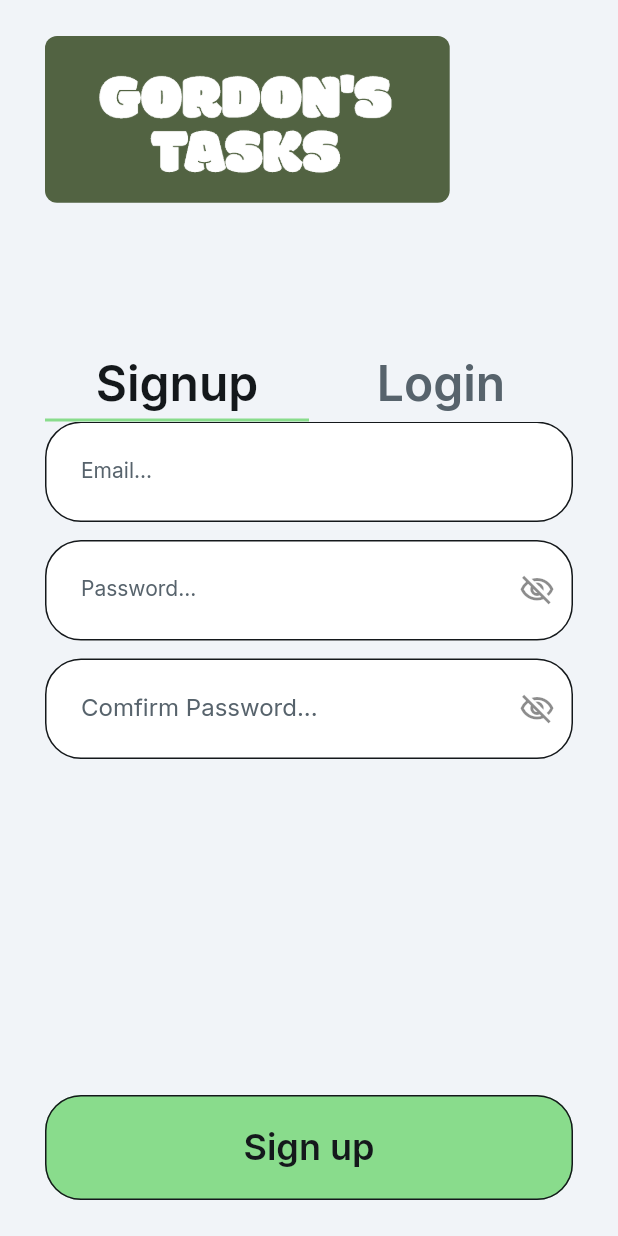
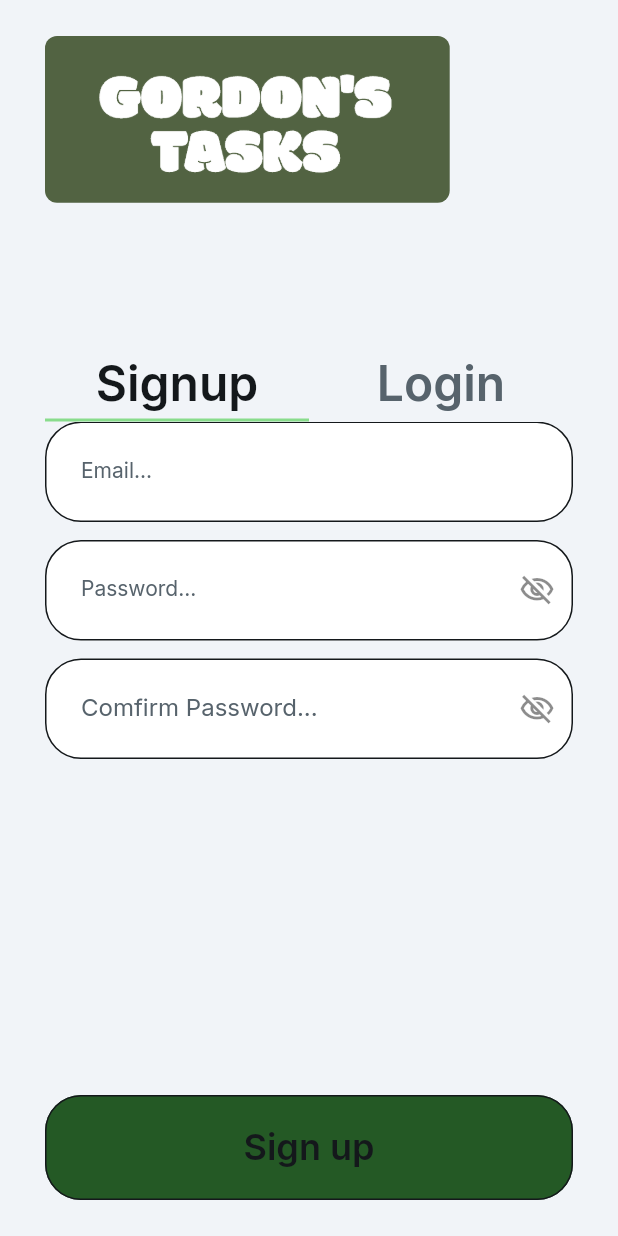
Before and after one commit to Gordon-Kopecky/TodoApp-FlutterFlow, a Flutter app: the screen it shows after launch, on a phone screen of 412 x 824 dp. Run offline on Flutter 3.47's test engine with Material 3 defaults, Android fonts, the light colour scheme and no system bars; drawn by our look-alikes of auto_size_text; our stand-ins replace cloud_firestore, easy_debounce, file_picker, firebase_auth, firebase_core, firebase_storage and 12 more; missing offline and left inert: json_path, mime_type; accounts and stored records are empty.

Commit message:
Changed color of button style

```diff
--- a/lib/components/add_task_widget.dart
+++ b/lib/components/add_task_widget.dart
@@ -315,7 +315,7 @@ class _AddTaskWidgetState extends State<AddTaskWidget> {
                 height: 40.0,
                 padding: EdgeInsetsDirectional.fromSTEB(16.0, 0.0, 16.0, 0.0),
                 iconPadding: EdgeInsetsDirectional.fromSTEB(0.0, 0.0, 0.0, 0.0),
-                color: FlutterFlowTheme.of(context).primary,
+                color: Color(0xFF245925),
                 textStyle: FlutterFlowTheme.of(context).labelMedium.override(
                       font: GoogleFonts.inter(
                         fontWeight:
--- a/lib/details/details_widget.dart
+++ b/lib/details/details_widget.dart
@@ -491,7 +491,7 @@ class _DetailsWidgetState extends State<DetailsWidget> {
                                         16.0, 0.0, 16.0, 0.0),
                                     iconPadding: EdgeInsetsDirectional.fromSTEB(
                                         0.0, 0.0, 0.0, 0.0),
-                                    color: FlutterFlowTheme.of(context).primary,
+                                    color: Color(0xFF245925),
                                     textStyle: FlutterFlowTheme.of(context)
                                         .labelMedium
                                         .override(
--- a/lib/login/login_widget.dart
+++ b/lib/login/login_widget.dart
@@ -1041,7 +1041,7 @@ class _LoginWidgetState extends State<LoginWidget>
                                       16.0, 0.0, 16.0, 0.0),
                                   iconPadding: EdgeInsetsDirectional.fromSTEB(
                                       0.0, 0.0, 0.0, 0.0),
-                                  color: FlutterFlowTheme.of(context).primary,
+                                  color: Color(0xFF245925),
                                   textStyle: FlutterFlowTheme.of(context)
                                       .headlineSmall
                                       .override(
@@ -1126,7 +1126,7 @@ class _LoginWidgetState extends State<LoginWidget>
                                       16.0, 0.0, 16.0, 0.0),
                                   iconPadding: EdgeInsetsDirectional.fromSTEB(
                                       0.0, 0.0, 0.0, 0.0),
-                                  color: FlutterFlowTheme.of(context).primary,
+                                  color: Color(0xFF245925),
                                   textStyle: FlutterFlowTheme.of(context)
                                       .headlineSmall
                                       .override(
--- a/lib/onboarding/onboarding_widget.dart
+++ b/lib/onboarding/onboarding_widget.dart
@@ -664,7 +664,7 @@ class _OnboardingWidgetState extends State<OnboardingWidget> {
                             16.0, 0.0, 16.0, 0.0),
                         iconPadding:
                             EdgeInsetsDirectional.fromSTEB(0.0, 0.0, 0.0, 0.0),
-                        color: FlutterFlowTheme.of(context).primary,
+                        color: Color(0xFF245925),
                         textStyle:
                             FlutterFlowTheme.of(context).labelMedium.override(
                                   font: GoogleFonts.inter(
```
